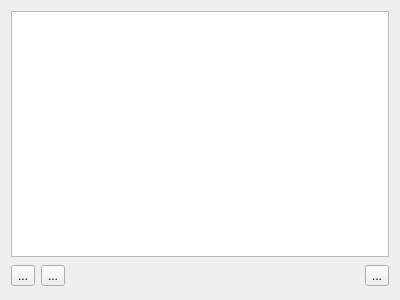
Old version of the form plugins/textshape/dialogs/StylesWidget.ui in the repository KDE/krita.
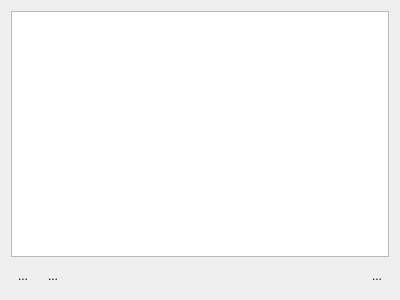
New version of the form.

Commit message: Make the buttons flat, as per spec, and make the ... button connected.

```diff
--- a/plugins/textshape/dialogs/StylesWidget.ui
+++ b/plugins/textshape/dialogs/StylesWidget.ui
@@ -18,6 +18,9 @@
      <property name="text" >
       <string>...</string>
      </property>
+       <property name="autoRaise" >
+        <bool>true</bool>
+       </property>
     </widget>
    </item>
    <item row="1" column="1" >
@@ -25,6 +28,9 @@
      <property name="text" >
       <string>...</string>
      </property>
+       <property name="autoRaise" >
+        <bool>true</bool>
+       </property>
     </widget>
    </item>
    <item row="1" column="2" >
@@ -45,6 +51,9 @@
      <property name="text" >
       <string>...</string>
      </property>
+       <property name="autoRaise" >
+        <bool>true</bool>
+       </property>
     </widget>
    </item>
   </layout>
```
The commit also changes 3 other files.
